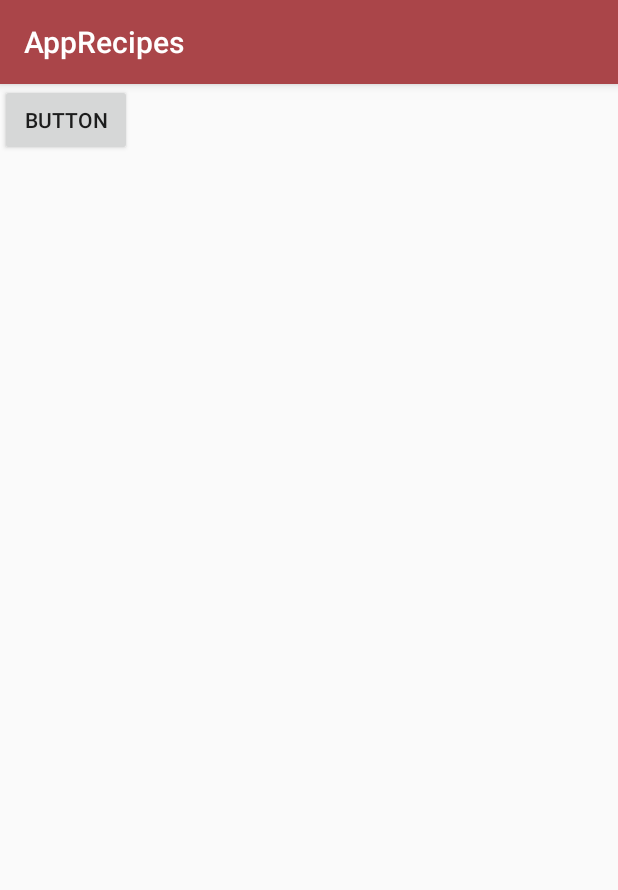
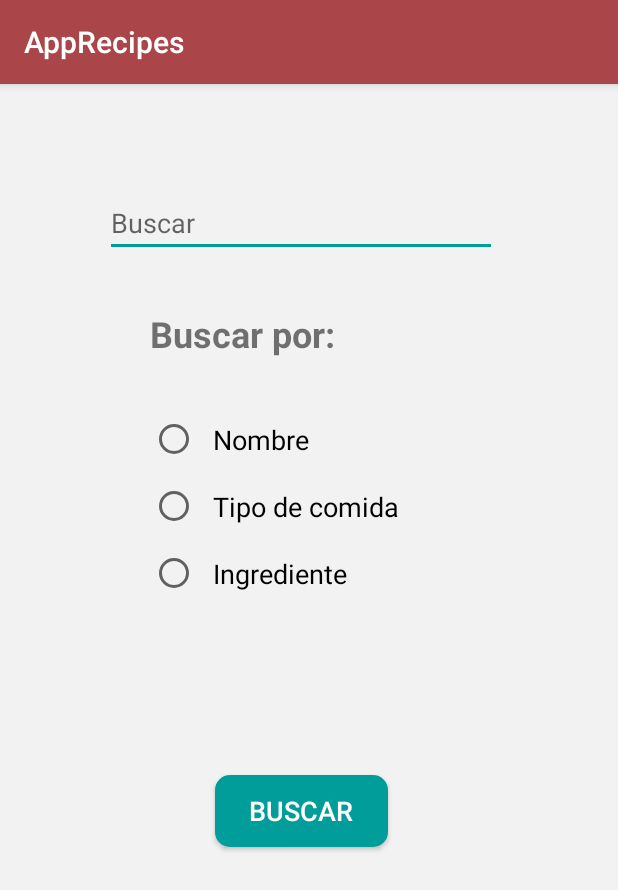
Before and after one commit to naty-rodrig99/AppRecetas, an Android app: the SearchActivity screen opened directly, with no data from a screen before it, on a phone screen of 412 x 824 dp. Shown: the top 890 px of the screen. Run offline under Robolectric (Android 15) with nearby library versions, the phone set to English and light mode, and no system bars.

Commit message:
Search Activity

```diff
--- a/app/src/main/java/com/example/apprecetas/View/SearchActivity.java
+++ b/app/src/main/java/com/example/apprecetas/View/SearchActivity.java
@@ -2,15 +2,56 @@ package com.example.apprecetas.View;
 
 import android.os.Bundle;
 import android.support.v7.app.AppCompatActivity;
+import android.view.View;
+import android.widget.Button;
+import android.widget.EditText;
+import android.widget.RadioButton;
+import android.widget.Toast;
 
 import com.example.apprecetas.R;
 
 public class SearchActivity extends AppCompatActivity {
+    RadioButton nombre,tipo,ingrediente;
+    EditText eBuscar;
 
     @Override
     protected void onCreate(Bundle savedInstanceState) {
         super.onCreate(savedInstanceState);
         setContentView(R.layout.activity_search);
 
+        eBuscar = (EditText) findViewById(R.id.txt_buscar);
+
+        nombre = (RadioButton) findViewById(R.id.nombre);
+        tipo = (RadioButton) findViewById(R.id.tipo);
+        ingrediente = (RadioButton) findViewById(R.id.ingrediente);
+        Button btnBuscar = (Button) findViewById(R.id.btnBuscar);
+        btnBuscar.setOnClickListener(new View.OnClickListener() {
+            @Override
+            public void onClick(View v) {
+                String result = "Selecciono: ";
+                result += (nombre.isChecked())?"Nombre":(tipo.isChecked())?"Tipo":(ingrediente.isChecked())?"Ingrediente":"";
+                Toast.makeText(getApplicationContext(),result,Toast.LENGTH_SHORT).show();
+            }
+        });
     }
+    public void onRadioButtonClicked(View view){
+        boolean checked = ((RadioButton) view).isChecked();
+        String str = "";
+        switch (view.getId()){
+            case R.id.nombre:
+                if(checked)
+                    str = "Nombre seleccionado";
+                break;
+            case R.id.tipo:
+                if(checked)
+                    str = "Tipo seleccionado";
+                break;
+            case R.id.ingrediente:
+                if(checked)
+                    str = "Ingrediente seleccionado";
+                break;
+        }
+        Toast.makeText(getApplicationContext(),str,Toast.LENGTH_SHORT).show();
+    }
+
 }
--- a/app/src/main/res/layout/activity_search.xml
+++ b/app/src/main/res/layout/activity_search.xml
@@ -1,33 +1,83 @@
-<?xml version="1.0" encoding="utf-8"?>
-<android.support.constraint.ConstraintLayout
-    xmlns:android="http://schemas.android.com/apk/res/android"
+<RelativeLayout xmlns:android="http://schemas.android.com/apk/res/android"
+    android:layout_width="match_parent"
     xmlns:app="http://schemas.android.com/apk/res-auto"
+    android:background="#F2F2F2"
     xmlns:tools="http://schemas.android.com/tools"
-    android:id="@+id/constraintLayout"
-    android:layout_width="match_parent"
-    android:layout_height="match_parent"
-    tools:context=".View.SearchActivity">
+    tools:context=".View.SearchActivity"
+    android:layout_height="match_parent">
+
+    <EditText
+        android:id="@+id/txt_buscar"
+        android:layout_width="261dp"
+        android:layout_height="wrap_content"
+        android:layout_marginLeft="70dp"
+        android:layout_marginTop="70dp"
+        android:contentDescription="Buscar"
+        android:ems="10"
+        android:hint="Buscar"
+        android:inputType="textPersonName"
+        android:textAllCaps="false"
+        android:textColor="@android:color/black" />
 
     <TextView
-        android:id="@+id/section_label"
+        android:id="@+id/txtView"
         android:layout_width="wrap_content"
         android:layout_height="wrap_content"
-        android:layout_marginBottom="@dimen/activity_vertical_margin"
-        android:layout_marginEnd="@dimen/activity_horizontal_margin"
-        android:layout_marginStart="@dimen/activity_horizontal_margin"
-        android:layout_marginTop="@dimen/activity_vertical_margin"
-        app:layout_constraintLeft_toLeftOf="parent"
-        app:layout_constraintTop_toTopOf="@+id/constraintLayout"
-        tools:layout_constraintLeft_creator="1"
-        tools:layout_constraintTop_creator="1" />
+        android:layout_marginLeft="100dp"
+        android:layout_marginTop="150dp"
+        android:text="Buscar por:"
+        android:textSize="24sp"
+        android:textStyle="bold" />
+
+    <RadioGroup
+        android:id="@+id/rdGroup"
+        android:layout_width="match_parent"
+        android:layout_height="wrap_content"
+        android:layout_below="@+id/txtView"
+        android:layout_marginTop="32dp"
+        android:orientation="vertical">
+
+        <RadioButton
+            android:id="@+id/nombre"
+            android:layout_width="wrap_content"
+            android:layout_height="wrap_content"
+            android:layout_marginLeft="100dp"
+            android:onClick="onRadioButtonClicked"
+            android:padding="10dp"
+            android:text="Nombre"
+            android:textSize="18sp" />
+
+        <RadioButton
+            android:id="@+id/tipo"
+            android:layout_width="wrap_content"
+            android:layout_height="wrap_content"
+            android:layout_marginLeft="100dp"
+            android:onClick="onRadioButtonClicked"
+            android:padding="10dp"
+            android:text="Tipo de comida"
+            android:textSize="18sp" />
+
+        <RadioButton
+            android:id="@+id/ingrediente"
+            android:layout_width="wrap_content"
+            android:layout_height="wrap_content"
+            android:layout_marginLeft="100dp"
+            android:onClick="onRadioButtonClicked"
+            android:padding="10dp"
+            android:text="Ingrediente"
+            android:textSize="18sp" />
+    </RadioGroup>
 
     <Button
-        android:id="@+id/button1"
-        android:layout_width="wrap_content"
+        android:id="@+id/btnBuscar"
+        android:layout_width="115dp"
         android:layout_height="wrap_content"
-        android:layout_marginTop="200dp"
-        android:layout_centerInParent="true"
-        android:text="Button"
-        tools:ignore="MissingConstraints" />
-
-</android.support.constraint.ConstraintLayout>
+        android:layout_alignStart="@+id/txtView"
+        android:layout_alignParentBottom="true"
+        android:layout_marginStart="43dp"
+        android:layout_marginBottom="259dp"
+        android:background="@drawable/button_style"
+        android:text="Buscar"
+        android:textColor="@color/ColorWhite"
+        android:textSize="18sp" />
+</RelativeLayout>
```
Also changed, not shown: app/src/main/java/com/example/apprecetas/MainActivity.java (deleted, +0 -13 lines), app/src/main/res/layout/activity_main.xml (deleted, +0 -18 lines), app/src/main/res/layout/activity_recipe.xml (+27 -3 lines).
